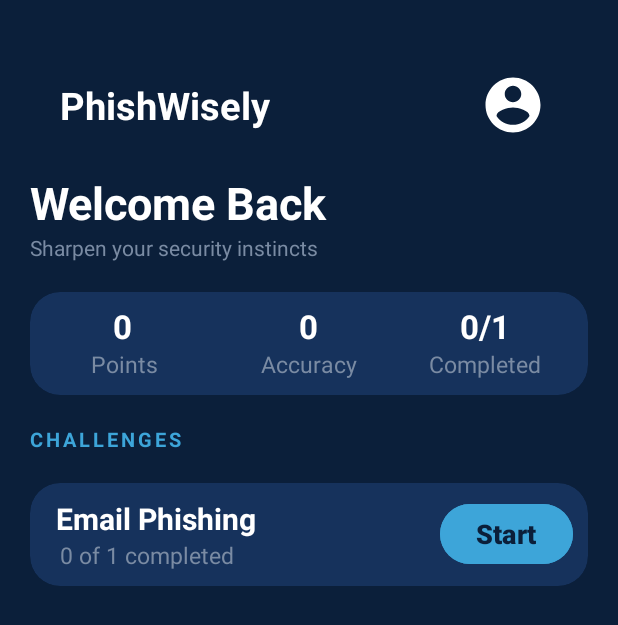
After one commit to kadenkidwiler1/phishwisely, an Android app: the DashboardActivity screen opened directly, with no data from a screen before it, on a phone screen of 412 x 824 dp. The commit adds this screen. Shown: the top 625 px of the screen. Run offline under Robolectric (Android 15) with nearby library versions, the phone set to English and light mode, and no system bars; 1 statement that could not run was skipped.

Commit message:
Created Dashboard page with navigable buttons to the profile and challenge screen (both skeletons for now). Also, hard coded login screen to allow for procedure to dashboard. Later will need to be changed to connect to database.

```diff
--- /dev/null
+++ b/app/src/main/java/com/ckindustries/phishwisely/ChallengeActivity.java
@@ -0,0 +1,24 @@
+package com.ckindustries.phishwisely;
+
+import android.os.Bundle;
+
+import androidx.appcompat.app.AppCompatActivity;
+import androidx.core.graphics.Insets;
+import androidx.core.view.ViewCompat;
+import androidx.core.view.WindowCompat;
+import androidx.core.view.WindowInsetsCompat;
+
+public class ChallengeActivity extends AppCompatActivity {
+
+    @Override
+    protected void onCreate(Bundle savedInstanceState) {
+        super.onCreate(savedInstanceState);
+        WindowCompat.enableEdgeToEdge(getWindow());
+        setContentView(R.layout.activity_challenge);
+        ViewCompat.setOnApplyWindowInsetsListener(findViewById(R.id.main), (v, insets) -> {
+            Insets systemBars = insets.getInsets(WindowInsetsCompat.Type.systemBars());
+            v.setPadding(systemBars.left, systemBars.top, systemBars.right, systemBars.bottom);
+            return insets;
+        });
+    }
+}
--- /dev/null
+++ b/app/src/main/java/com/ckindustries/phishwisely/DashboardActivity.java
@@ -0,0 +1,38 @@
+package com.ckindustries.phishwisely;
+
+import android.content.Intent;
+import android.os.Bundle;
+import android.widget.Button;
+import android.widget.ImageButton;
+
+import androidx.appcompat.app.AppCompatActivity;
+import androidx.core.graphics.Insets;
+import androidx.core.view.ViewCompat;
+import androidx.core.view.WindowCompat;
+import androidx.core.view.WindowInsetsCompat;
+
+public class DashboardActivity extends AppCompatActivity {
+
+    @Override
+    protected void onCreate(Bundle savedInstanceState) {
+        super.onCreate(savedInstanceState);
+        WindowCompat.enableEdgeToEdge(getWindow());
+        setContentView(R.layout.activity_dashboard);
+        ViewCompat.setOnApplyWindowInsetsListener(findViewById(R.id.main), (v, insets) -> {
+            Insets systemBars = insets.getInsets(WindowInsetsCompat.Type.systemBars());
+            v.setPadding(systemBars.left, systemBars.top, systemBars.right, systemBars.bottom);
+            return insets;
+        });
+        ImageButton profileButton = findViewById(R.id.profileButton);
+        profileButton.setOnClickListener(v -> {
+            Intent intent = new Intent(DashboardActivity.this, ProfileActivity.class);
+            startActivity(intent);
+        });
+
+        Button startButton = findViewById(R.id.startButton);
+        startButton.setOnClickListener(v -> {
+            Intent intent = new Intent(DashboardActivity.this, ProfileActivity.class);
+            startActivity(intent);
+        });
+    }
+}
--- a/app/src/main/java/com/ckindustries/phishwisely/LoginActivity.java
+++ b/app/src/main/java/com/ckindustries/phishwisely/LoginActivity.java
@@ -33,6 +33,8 @@ public class LoginActivity extends AppCompatActivity {
 
 
 
+
+
             EditText emailField = findViewById(R.id.emailInput);
             EditText passwordField = findViewById(R.id.passwordInput);
             Button loginButton = findViewById(R.id.loginButton);
@@ -54,6 +56,10 @@ public class LoginActivity extends AppCompatActivity {
                     passwordField.setError("Password is required");
                     return;
                 }
+
+                Intent intent = new Intent(LoginActivity.this, DashboardActivity.class);
+                startActivity(intent);
+                finish();
             });
         }
     }
--- /dev/null
+++ b/app/src/main/java/com/ckindustries/phishwisely/ProfileActivity.java
@@ -0,0 +1,24 @@
+package com.ckindustries.phishwisely;
+
+import android.os.Bundle;
+
+import androidx.appcompat.app.AppCompatActivity;
+import androidx.core.graphics.Insets;
+import androidx.core.view.ViewCompat;
+import androidx.core.view.WindowCompat;
+import androidx.core.view.WindowInsetsCompat;
+
+public class ProfileActivity extends AppCompatActivity {
+
+    @Override
+    protected void onCreate(Bundle savedInstanceState) {
+        super.onCreate(savedInstanceState);
+        WindowCompat.enableEdgeToEdge(getWindow());
+        setContentView(R.layout.activity_profile);
+        ViewCompat.setOnApplyWindowInsetsListener(findViewById(R.id.main), (v, insets) -> {
+            Insets systemBars = insets.getInsets(WindowInsetsCompat.Type.systemBars());
+            v.setPadding(systemBars.left, systemBars.top, systemBars.right, systemBars.bottom);
+            return insets;
+        });
+    }
+}
--- /dev/null
+++ b/app/src/main/res/drawable/ic_profile.xml
@@ -0,0 +1,20 @@
+<!--
+  ~ Copyright (C) 2026 The Android Open Source Project
+  ~
+  ~ Licensed under the Apache License, Version 2.0 (the "License");
+  ~ you may not use this file except in compliance with the License.
+  ~ You may obtain a copy of the License at
+  ~
+  ~      http://www.apache.org/licenses/LICENSE-2.0
+  ~
+  ~ Unless required by applicable law or agreed to in writing, software
+  ~ distributed under the License is distributed on an "AS IS" BASIS,
+  ~ WITHOUT WARRANTIES OR CONDITIONS OF ANY KIND, either express or implied.
+  ~ See the License for the specific language governing permissions and
+  ~ limitations under the License.
+  -->
+<vector xmlns:android="http://schemas.android.com/apk/res/android" android:height="24dp" android:tint="#000000" android:viewportHeight="24" android:viewportWidth="24" android:width="24dp">
+
+    <path android:fillColor="@android:color/white" android:pathData="M12,2C6.48,2 2,6.48 2,12s4.48,10 10,10 10,-4.48 10,-10S17.52,2 12,2zM12,5c1.66,0 3,1.34 3,3s-1.34,3 -3,3 -3,-1.34 -3,-3 1.34,-3 3,-3zM12,19.2c-2.5,0 -4.71,-1.28 -6,-3.22 0.03,-1.99 4,-3.08 6,-3.08 1.99,0 5.97,1.09 6,3.08 -1.29,1.94 -3.5,3.22 -6,3.22z"/>
+
+</vector>
--- /dev/null
+++ b/app/src/main/res/layout/activity_challenge.xml
@@ -0,0 +1,28 @@
+<?xml version="1.0" encoding="utf-8"?>
+<LinearLayout xmlns:android="http://schemas.android.com/apk/res/android"
+    xmlns:app="http://schemas.android.com/apk/res-auto"
+    xmlns:tools="http://schemas.android.com/tools"
+    android:id="@+id/main"
+    android:layout_width="match_parent"
+    android:layout_height="match_parent"
+    android:background = "@color/navy_dark"
+    android:orientation="vertical"
+    tools:context=".ChallengeActivity">
+
+    <LinearLayout
+        android:layout_width = "match_parent"
+        android:layout_height = "wrap_content"
+        android:orientation="vertical"
+        />
+
+    <TextView
+        android:id = "@+id/challengeTitle"
+        android:layout_width = "match_parent"
+        android:layout_height = "wrap_content"
+        android:text = "Challenge Screen"
+        android:textSize = "40sp"
+        android:textColor="@color/white"
+        android:textStyle = "bold" />
+
+
+</LinearLayout>
--- /dev/null
+++ b/app/src/main/res/layout/activity_dashboard.xml
@@ -0,0 +1,252 @@
+<?xml version="1.0" encoding="utf-8"?>
+<LinearLayout xmlns:android="http://schemas.android.com/apk/res/android"
+    xmlns:app="http://schemas.android.com/apk/res-auto"
+    xmlns:tools="http://schemas.android.com/tools"
+    android:id="@+id/main"
+    android:layout_width="match_parent"
+    android:layout_height="match_parent"
+    android:background="@color/navy_dark"
+    tools:context=".DashboardActivity">
+
+    <ScrollView
+        android:layout_width="match_parent"
+        android:layout_height="match_parent"
+        android:fillViewport="true">
+
+        <LinearLayout
+            android:layout_width="match_parent"
+            android:layout_height="wrap_content"
+            android:orientation="vertical"
+            android:padding="20dp">
+
+            <LinearLayout
+                android:layout_width="match_parent"
+                android:layout_height="wrap_content"
+                android:layout_gravity="center_vertical"
+                android:orientation="horizontal"
+                android:padding="20dp">
+
+                <TextView
+                    android:id="@+id/titleText"
+                    android:layout_width="0dp"
+                    android:layout_height="wrap_content"
+                    android:layout_gravity="center_vertical"
+                    android:layout_weight="1"
+                    android:text="PhishWisely"
+                    android:textColor="@color/white"
+                    android:textSize="25sp"
+                    android:textStyle="bold" />
+
+                <ImageButton
+                    android:id="@+id/profileButton"
+                    android:layout_width="60dp"
+                    android:layout_height="60dp"
+                    android:background="?attr/selectableItemBackgroundBorderless"
+                    android:contentDescription="Profile"
+                    android:padding="8dp"
+                    android:scaleType="fitCenter"
+                    android:src="@drawable/ic_profile"
+                    app:tint="@color/white" />
+            </LinearLayout>
+
+
+            <TextView
+                android:id="@+id/greetingText"
+                android:layout_width="wrap_content"
+                android:layout_height="wrap_content"
+                android:layout_marginTop="-5dp"
+                android:text="Welcome Back"
+                android:textColor="@color/white"
+                android:textSize="30sp"
+                android:textStyle="bold" />
+
+            <TextView
+                android:layout_width="match_parent"
+                android:layout_height="wrap_content"
+                android:text="Sharpen your security instincts"
+                android:textColor="@color/grey"
+                android:textSize="14sp" />
+
+            <com.google.android.material.card.MaterialCardView
+                android:layout_width="match_parent"
+                android:layout_height="wrap_content"
+                android:layout_marginTop="20dp"
+                app:cardBackgroundColor="@color/card_navy"
+                app:cardCornerRadius="20dp"
+                app:cardElevation="0dp"
+                app:contentPadding="10dp"
+                app:strokeWidth="0dp">
+
+                <LinearLayout
+                    android:layout_width="match_parent"
+                    android:layout_height="wrap_content"
+                    android:layout_weight="1"
+                    android:orientation="horizontal">
+
+                    <LinearLayout
+                        android:layout_width="0dp"
+                        android:layout_height="wrap_content"
+                        android:layout_weight="1"
+                        android:gravity="center"
+                        android:orientation="vertical">
+
+                        <TextView
+                            android:id="@+id/pointsValue"
+                            android:layout_width="wrap_content"
+                            android:layout_height="wrap_content"
+                            android:layout_gravity="center_vertical"
+                            android:layout_weight="1"
+                            android:text="0"
+                            android:textColor="@color/white"
+                            android:textSize="22sp"
+                            android:textStyle="bold"
+                            android:layout_marginLeft="45dp"
+                            android:layout_marginTop="-2dp" />
+
+                        <TextView
+                            android:layout_width="wrap_content"
+                            android:layout_height="wrap_content"
+                            android:text="Points"
+                            android:textColor="@color/grey"
+                            android:textSize="15sp"
+                            android:layout_marginRight="5dp" />
+
+
+                    </LinearLayout>
+
+                    <LinearLayout
+                        android:layout_width="0dp"
+                        android:layout_height="wrap_content"
+                        android:gravity="center"
+                        android:layout_weight="1"
+                        android:orientation="vertical">
+
+                        <TextView
+                            android:id="@+id/accuracyValue"
+                            android:layout_width="wrap_content"
+                            android:layout_height="wrap_content"
+                            android:text="0"
+                            android:textColor="@color/white"
+                            android:textSize="22sp"
+                            android:textStyle="bold"
+                            android:layout_marginTop="-2dp" />
+
+                        <TextView
+                            android:layout_width="wrap_content"
+                            android:layout_height="wrap_content"
+                            android:text="Accuracy"
+                            android:textColor="@color/grey"
+                            android:textSize="15sp" />
+
+
+                    </LinearLayout>
+
+                    <LinearLayout
+                        android:layout_width="0dp"
+                        android:layout_height="wrap_content"
+                        android:gravity="center"
+                        android:layout_weight="1"
+                        android:orientation="vertical">
+
+                        <TextView
+                            android:id="@+id/completedValue"
+                            android:layout_width="wrap_content"
+                            android:layout_height="wrap_content"
+                            android:text="0/1"
+                            android:textColor="@color/white"
+                            android:textSize="22sp"
+                            android:textStyle="bold"
+                            android:layout_marginTop="-2dp" />
+
+                        <TextView
+                            android:layout_width="wrap_content"
+                            android:layout_height="wrap_content"
+                            android:text="Completed"
+                            android:textColor="@color/grey"
+                            android:textSize="15sp" />
+
+                    </LinearLayout>
+
+                </LinearLayout>
+            </com.google.android.material.card.MaterialCardView>
+
+            <TextView
+                android:layout_width="match_parent"
+                android:layout_height="wrap_content"
+                android:layout_marginTop = "20dp"
+                android:text = "CHALLENGES"
+                android:textSize = "13sp"
+                android:textStyle = "bold"
+                android:textColor = "@color/accent_blue"
+                android:letterSpacing = ".15" />
+
+
+        <com.google.android.material.card.MaterialCardView
+            android:layout_width="match_parent"
+            android:layout_height="wrap_content"
+            android:layout_marginTop="20dp"
+            app:cardBackgroundColor="@color/card_navy"
+            app:cardCornerRadius="20dp"
+            app:cardElevation="0dp"
+            app:contentPadding="10dp"
+            app:strokeWidth="0dp">
+
+        <LinearLayout
+            android:layout_width="match_parent"
+            android:layout_height="wrap_content"
+            android:layout_weight="1"
+            android:gravity = "center_vertical"
+            android:orientation="horizontal">
+
+            <LinearLayout
+                android:layout_width="0dp"
+                android:layout_height="wrap_content"
+                android:layout_weight="1"
+                android:orientation="vertical">
+
+                <TextView
+                    android:layout_width="wrap_content"
+                    android:layout_height="wrap_content"
+                    android:text="Email Phishing"
+                    android:layout_marginLeft = "7dp"
+                    android:textColor="@color/white"
+                    android:textStyle="bold"
+                    android:textSize="20sp" />
+
+                <TextView
+                    android:layout_width="wrap_content"
+                    android:layout_height="wrap_content"
+                    android:text="0 of 1 completed"
+                    android:layout_marginLeft = "10dp"
+                    android:textColor="@color/grey"
+                    android:textSize="15sp" />
+
+
+
+
+
+
+
+
+
+
+        </LinearLayout>
+            <Button
+                android:id="@+id/startButton"
+                android:layout_width="wrap_content"
+                android:layout_height= "wrap_content"
+                android:text="Start"
+                android:gravity= "center_vertical"
+                android:textSize = "18sp"
+                android:textColor = "@color/navy_dark"
+                android:textStyle = "bold"
+                android:backgroundTint = "@color/accent_blue"/>
+
+        </LinearLayout>
+        </com.google.android.material.card.MaterialCardView>
+        </LinearLayout>
+
+
+    </ScrollView>
+
+</LinearLayout>
--- /dev/null
+++ b/app/src/main/res/layout/activity_profile.xml
@@ -0,0 +1,27 @@
+<?xml version="1.0" encoding="utf-8"?>
+<LinearLayout xmlns:android="http://schemas.android.com/apk/res/android"
+    xmlns:app="http://schemas.android.com/apk/res-auto"
+    xmlns:tools="http://schemas.android.com/tools"
+    android:id="@+id/main"
+    android:layout_width="match_parent"
+    android:layout_height="match_parent"
+    android:background = "@color/navy_dark"
+    android:orientation="vertical"
+    tools:context=".ProfileActivity">
+
+    <LinearLayout
+        android:layout_width = "match_parent"
+        android:layout_height = "wrap_content"
+        android:orientation="vertical"
+        />
+
+    <TextView
+        android:id = "@+id/challengeTitle"
+        android:layout_width = "match_parent"
+        android:layout_height = "wrap_content"
+        android:text = "Profile Screen"
+        android:textSize = "40sp"
+        android:textColor="@color/white"
+        android:textStyle = "bold" />
+
+</LinearLayout>
--- a/app/src/main/res/values/colors.xml
+++ b/app/src/main/res/values/colors.xml
@@ -6,4 +6,5 @@
     <color name = "t_white">#B3FFFFFF</color>
     <color name = "navy_dark">#0B1F3A</color>
     <color name = "accent_blue">#3DA5D9</color>
+    <color name = "card_navy" >#16325C</color>
 </resources>
```
Also changed, not shown: app/src/main/AndroidManifest.xml (+12 -0 lines).
